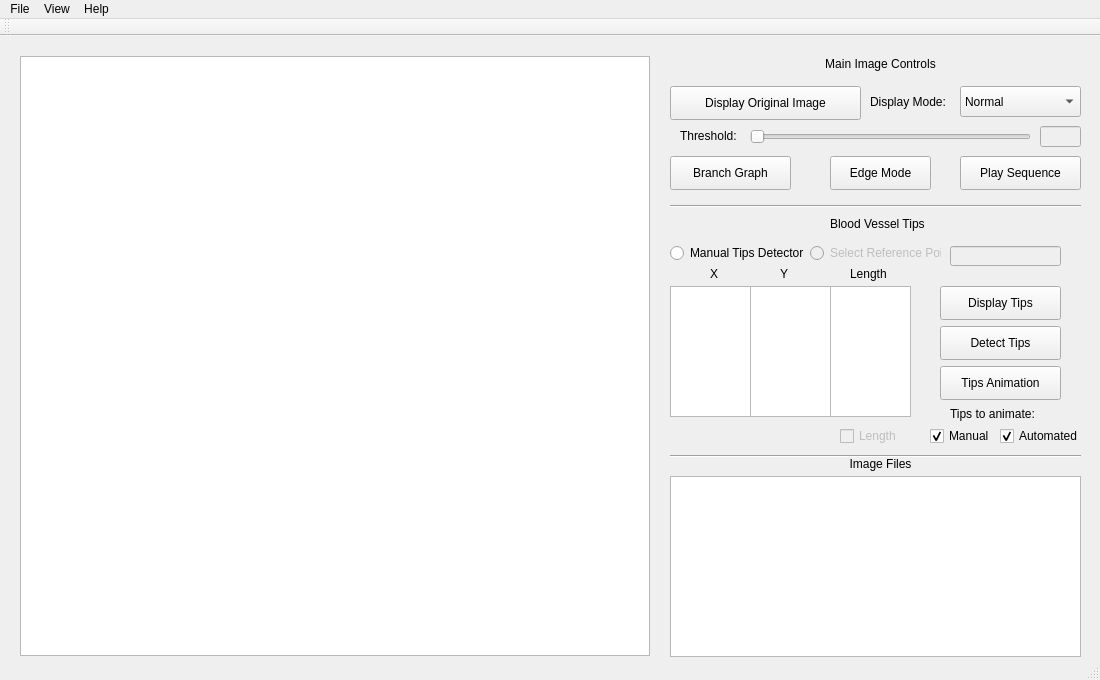
qchen2017/BloodVesselVisualization, file mainwindow.ui: the form before one commit.
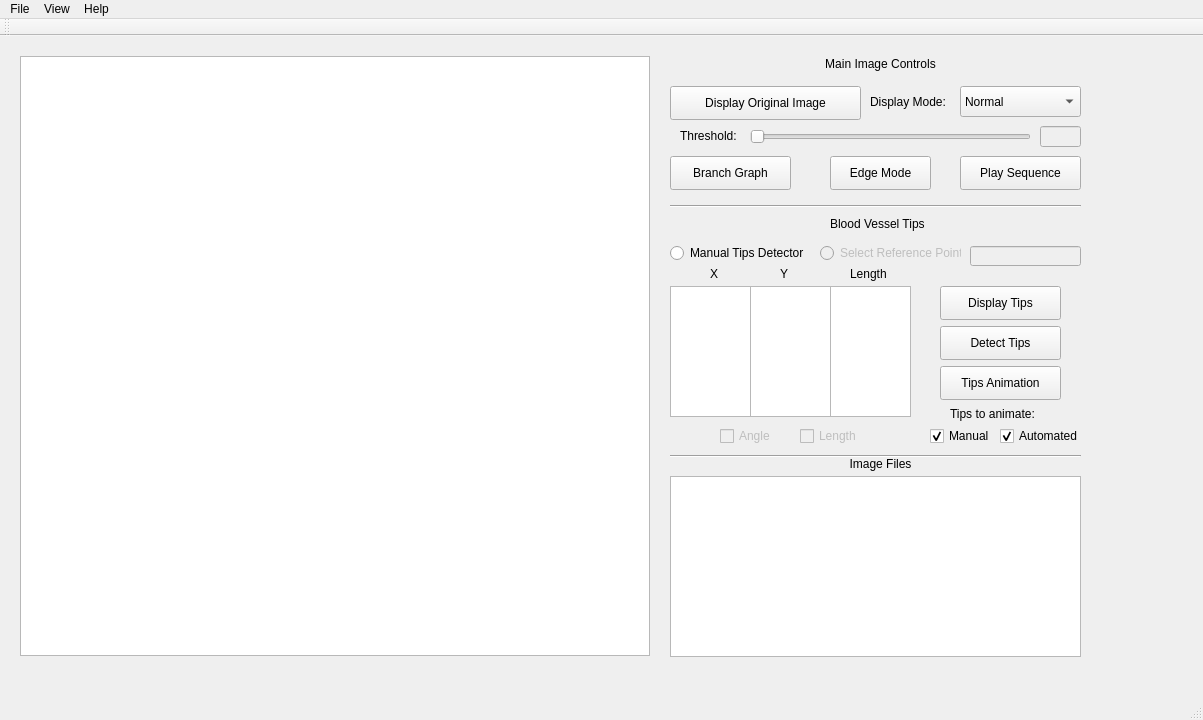
The form after the commit.

Commit message: added angle calculations

The edit to the form file:
```diff
--- a/mainwindow.ui
+++ b/mainwindow.ui
@@ -6,8 +6,8 @@
    <rect>
     <x>0</x>
     <y>0</y>
-    <width>1100</width>
-    <height>680</height>
+    <width>1203</width>
+    <height>720</height>
    </rect>
   </property>
   <property name="windowTitle">
@@ -407,9 +407,9 @@
     </property>
     <property name="geometry">
      <rect>
-      <x>810</x>
+      <x>820</x>
       <y>200</y>
-      <width>131</width>
+      <width>141</width>
       <height>34</height>
      </rect>
     </property>
@@ -462,7 +462,7 @@
     </property>
     <property name="geometry">
      <rect>
-      <x>840</x>
+      <x>800</x>
       <y>390</y>
       <width>61</width>
       <height>20</height>
@@ -481,13 +481,32 @@
     </property>
     <property name="geometry">
      <rect>
-      <x>950</x>
+      <x>970</x>
       <y>210</y>
       <width>111</width>
       <height>20</height>
      </rect>
     </property>
    </widget>
+   <widget class="QCheckBox" name="angle_checkBox">
+    <property name="enabled">
+     <bool>false</bool>
+    </property>
+    <property name="geometry">
+     <rect>
+      <x>720</x>
+      <y>390</y>
+      <width>61</width>
+      <height>20</height>
+     </rect>
+    </property>
+    <property name="text">
+     <string>Angle</string>
+    </property>
+    <property name="checked">
+     <bool>false</bool>
+    </property>
+   </widget>
   </widget>
   <widget class="QToolBar" name="mainToolBar">
    <property name="acceptDrops">
@@ -505,8 +524,8 @@
     <rect>
      <x>0</x>
      <y>0</y>
-     <width>1100</width>
-     <height>23</height>
+     <width>1203</width>
+     <height>21</height>
     </rect>
    </property>
    <widget class="QMenu" name="menuFile">
```
The commit also changes 2 other files.
